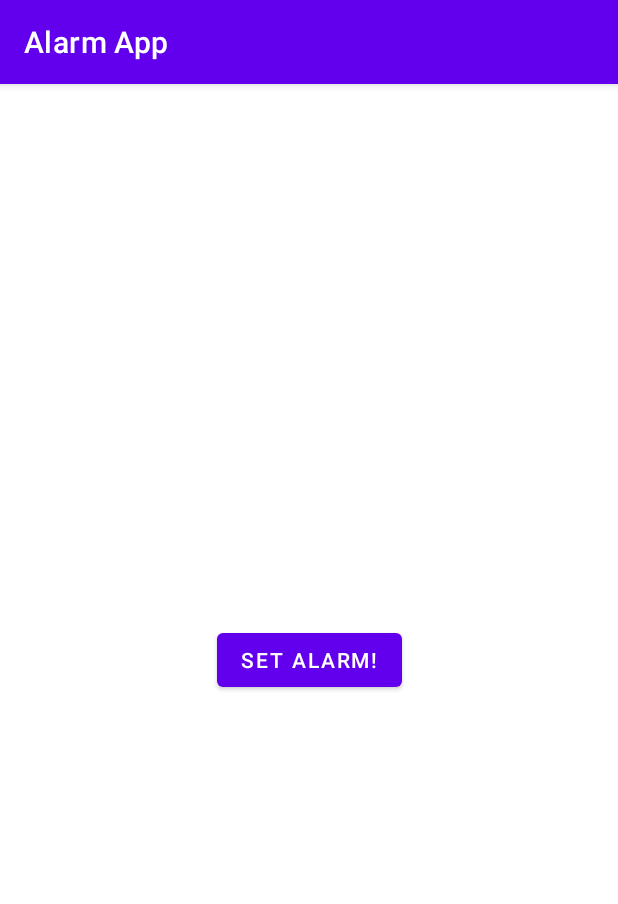
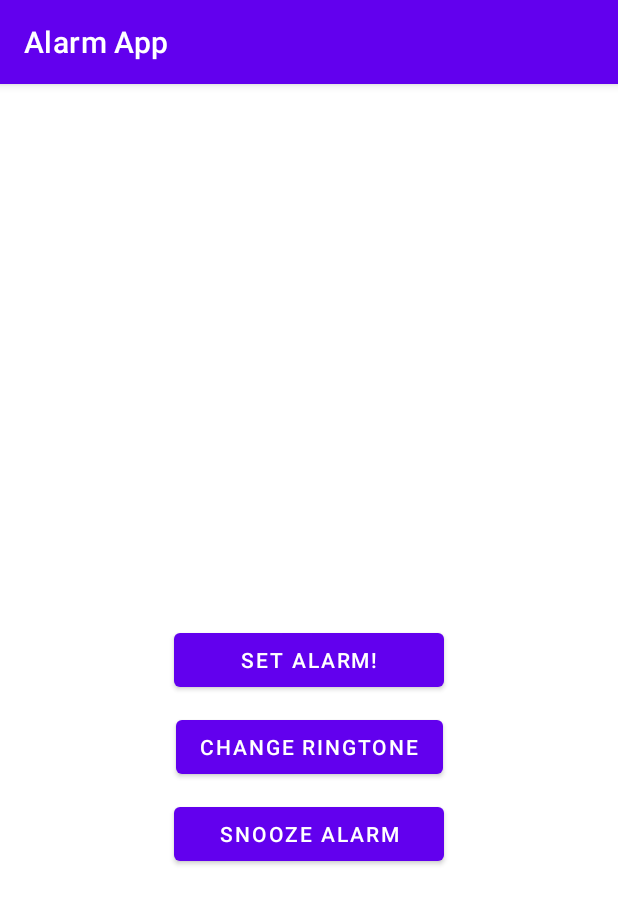
Before and after one commit to danis267/Alarm_App, an Android app: the screen it shows after launch (MainActivity), on a phone screen of 412 x 824 dp. Shown: the top 904 px of the screen. Run offline under Robolectric (Android 15) with nearby library versions, the phone set to English and light mode, and no system bars.

Commit message:
mainxml file updated

```diff
--- a/app/src/main/res/layout/activity_main.xml
+++ b/app/src/main/res/layout/activity_main.xml
@@ -8,25 +8,47 @@
 
     <Button
         android:id="@+id/alarmBtn"
-        android:layout_width="wrap_content"
+        android:layout_width="180dp"
         android:layout_height="wrap_content"
         android:text="set alarm!"
         app:layout_constraintBottom_toBottomOf="parent"
         app:layout_constraintEnd_toEndOf="parent"
         app:layout_constraintStart_toStartOf="parent"
-        app:layout_constraintTop_toTopOf="parent" />
+        app:layout_constraintTop_toTopOf="parent"/>
 
     <TextView
         android:id="@+id/textAllAlarm"
         android:layout_width="wrap_content"
         android:layout_height="wrap_content"
-        android:layout_marginTop="10dp"
         app:layout_constraintBottom_toBottomOf="parent"
         app:layout_constraintEnd_toEndOf="parent"
         app:layout_constraintHorizontal_bias="0.498"
         app:layout_constraintStart_toStartOf="parent"
+        app:layout_constraintTop_toBottomOf="@id/snooze"
+        app:layout_constraintVertical_bias="0.179" />
+
+    <Button
+        android:id="@+id/changeRingtone"
+        android:layout_width="wrap_content"
+        android:layout_height="wrap_content"
+        tools:layout_editor_absoluteX="161dp"
+        tools:layout_editor_absoluteY="400dp"
+        app:layout_constraintStart_toStartOf="parent"
+        app:layout_constraintEnd_toEndOf="parent"
+        android:text="change ringtone"
         app:layout_constraintTop_toBottomOf="@id/alarmBtn"
-        app:layout_constraintVertical_bias="0.179" />
+        android:layout_marginTop="10dp"/>
+
+    <Button
+        android:id="@+id/snooze"
+        android:text="snooze alarm"
+        android:layout_width="180dp"
+        android:layout_height="wrap_content"
+        app:layout_constraintTop_toBottomOf="@id/changeRingtone"
+        app:layout_constraintStart_toStartOf="parent"
+        app:layout_constraintEnd_toEndOf="parent"
+        android:layout_marginTop="10dp"/>
+
 
 
 </androidx.constraintlayout.widget.ConstraintLayout>
```
